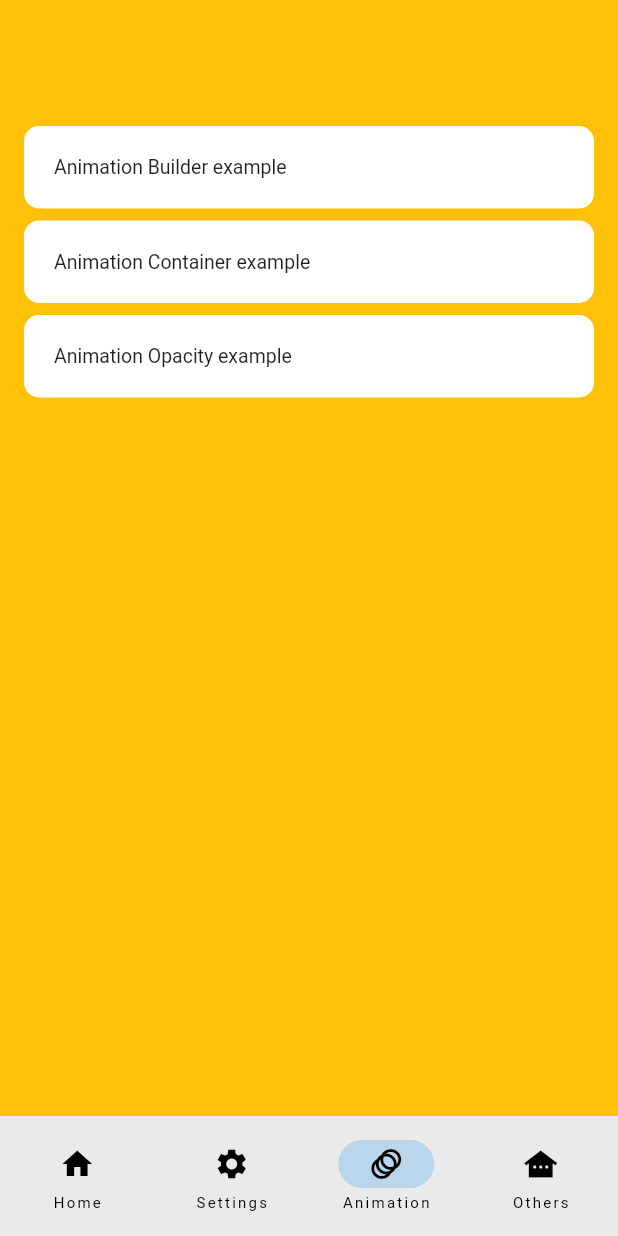
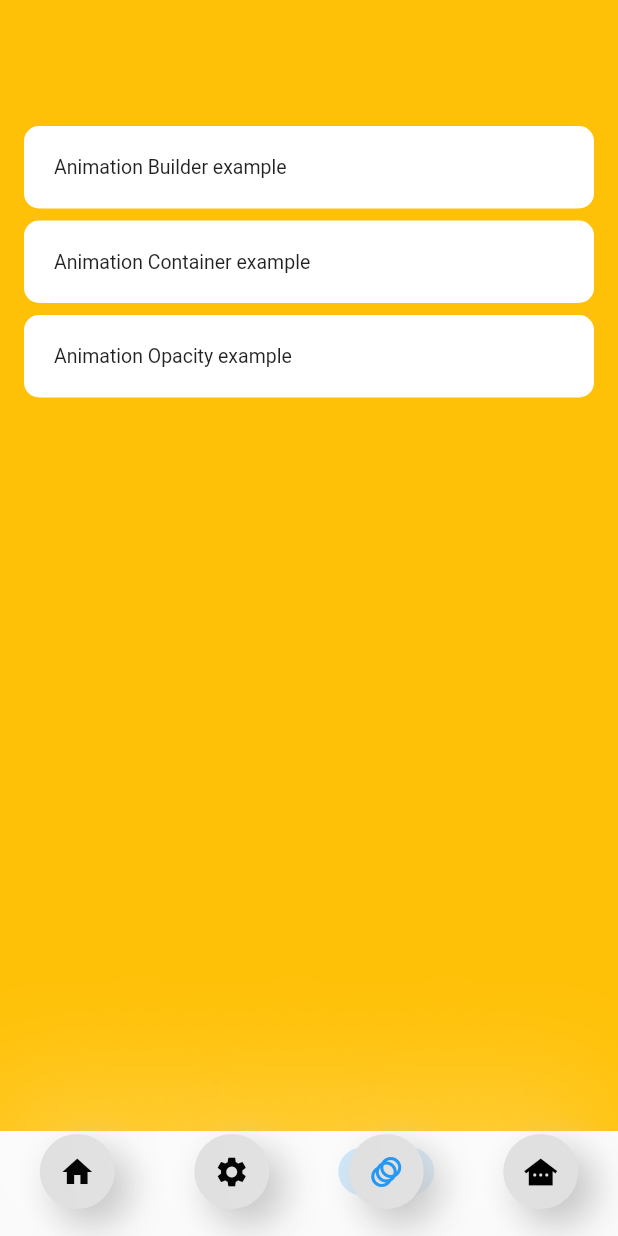
Before and after one commit to mukeshbheel/learn-flutter, a Flutter app: the screen it shows after launch, item 3 of the bottom bar chosen, on a phone screen of 412 x 824 dp. Run offline on Flutter 3.47's test engine with Material 2 defaults, Android fonts, the phone set to English and light mode, and no system bars; our stand-ins replace firebase_auth, firebase_core, google_sign_in; missing offline and left inert: flutter_facebook_auth, flutter_google_places_hoc081098, google_api_headers, google_maps_webservice; accounts and stored records are empty.

Commit message:
neumorphism Icons

```diff
--- /dev/null
+++ b/lib/Components/NeumorphismIcon.dart
@@ -0,0 +1,37 @@
+import 'package:flutter/material.dart';
+
+class NeumorphismIcon extends StatelessWidget {
+  NeumorphismIcon({
+    this.child,
+    Key? key,
+  }) : super(key: key);
+
+  Widget? child;
+
+  @override
+  Widget build(BuildContext context) {
+    return Container(
+      width: 50,
+      height: 50,
+      decoration: BoxDecoration(
+          color: Colors.grey[300],
+          borderRadius: BorderRadius.circular(60),
+          boxShadow: [
+            BoxShadow(
+              color: Color(0xFFBEBEBE),
+              offset: Offset(10,10),
+              blurRadius: 20,
+              spreadRadius: 1,
+            ),
+            BoxShadow(
+              color: Colors.white,
+              offset: Offset(-10,-10),
+              blurRadius: 80,
+              spreadRadius: 1,
+            ),
+          ]
+      ),
+      child: child,
+    );
+  }
+}
--- a/lib/NavigationBar_example.dart
+++ b/lib/NavigationBar_example.dart
@@ -4,6 +4,7 @@ import 'package:learn_flutter/AnimatedOpacity_example.dart';
 import 'package:learn_flutter/GoogleAndFacebookLogin.dart';
 import 'package:learn_flutter/GoogleMapsAutocomplete.dart';
 import './AnimatedBuilder_example.dart';
+import 'Components/NeumorphismIcon.dart';
 
 class NavigationBarExample extends StatefulWidget {
   const NavigationBarExample({Key? key}) : super(key: key);
@@ -16,20 +17,33 @@ class _NavigationBarExampleState extends State<NavigationBarExample> {
   int _currentIndex = 0;
   @override
   Widget build(BuildContext context) {
-    return Scaffold(
-      bottomNavigationBar: NavigationBar(
-        destinations: const [
-          NavigationDestination(icon: Icon(Icons.home), label: 'Home'),
-          NavigationDestination(icon: Icon(Icons.settings), label: 'Settings'),
+    return SafeArea(
+      child: Scaffold(
+
+        bottomNavigationBar: Container(
+        color: Colors.transparent,
+          height: 70,
+          child: NavigationBar(
+            backgroundColor: Colors.transparent,
+            destinations:  [
               NavigationDestination(
-              icon: Icon(Icons.animation), label: 'Animation'),
+                  selectedIcon: Center(child: NeumorphismIcon( child: const Icon(Icons.home, color: Colors.blue,),)),
+                  icon: Center(child: NeumorphismIcon( child: const Icon(Icons.home),),), label: ''),
               NavigationDestination(
-              icon: Icon(Icons.other_houses), label: 'Others'),
+                  selectedIcon: Center(child: NeumorphismIcon( child: const Icon(Icons.settings, color: Colors.blue,),)),
+                  icon: Center(child: NeumorphismIcon( child: const Icon(Icons.settings),)), label: ''),
+              NavigationDestination(
+                selectedIcon: Center(child: NeumorphismIcon( child: const Icon(Icons.animation, color: Colors.blue,),)),
+                  icon: Center(child: NeumorphismIcon( child: const Icon(Icons.animation),)), label: ''),
+              NavigationDestination(
+                  selectedIcon: Center(child: NeumorphismIcon( child: const Icon(Icons.other_houses, color: Colors.blue,),)),
+                  icon: Center(child: NeumorphismIcon( child: const Icon(Icons.other_houses),)), label: ''),
             ],
             selectedIndex: _currentIndex,
             onDestinationSelected: ((int index) => setState(() {
                   _currentIndex = index;
                 })),
+          ),
         ),
         body: [
           Container(
@@ -145,6 +159,7 @@ class _NavigationBarExampleState extends State<NavigationBarExample> {
             )),
           ),
         ][_currentIndex],
+      ),
     );
   }
 }
```
Lines whose indentation alone changed are shown as unchanged.
